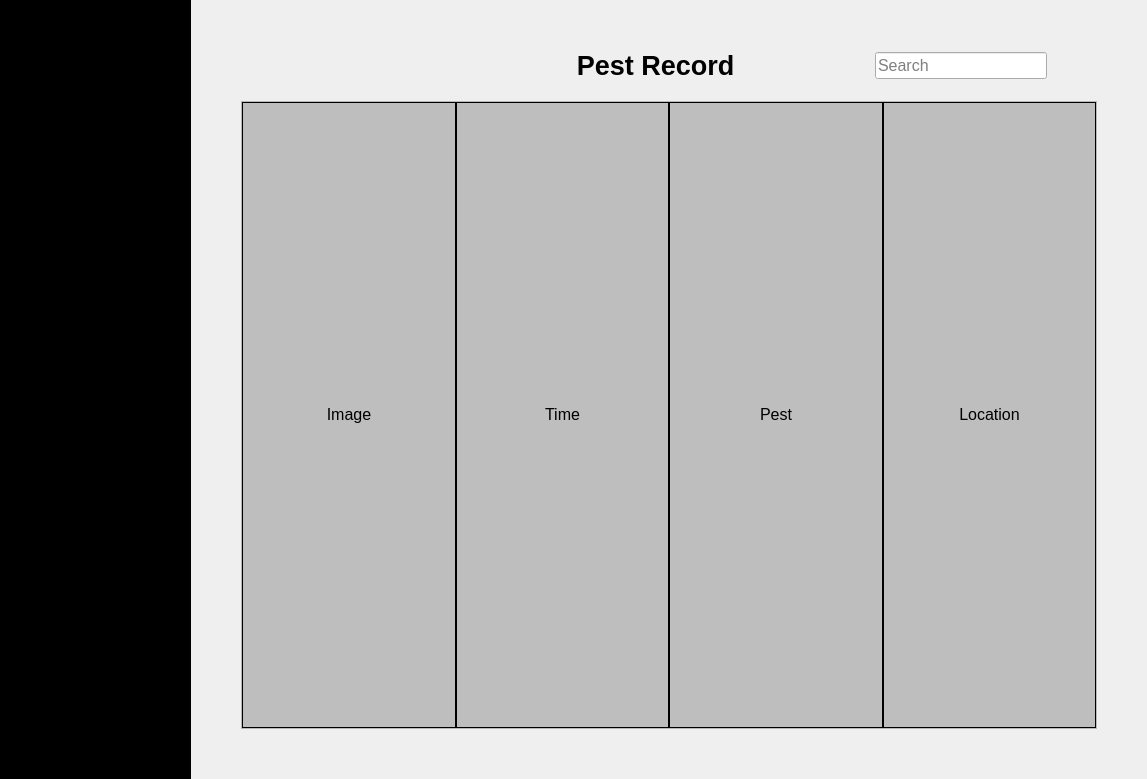
The window that gui/src/Record.ui (WEI22/ICMS) describes before a commit, drawn with Qt 5.
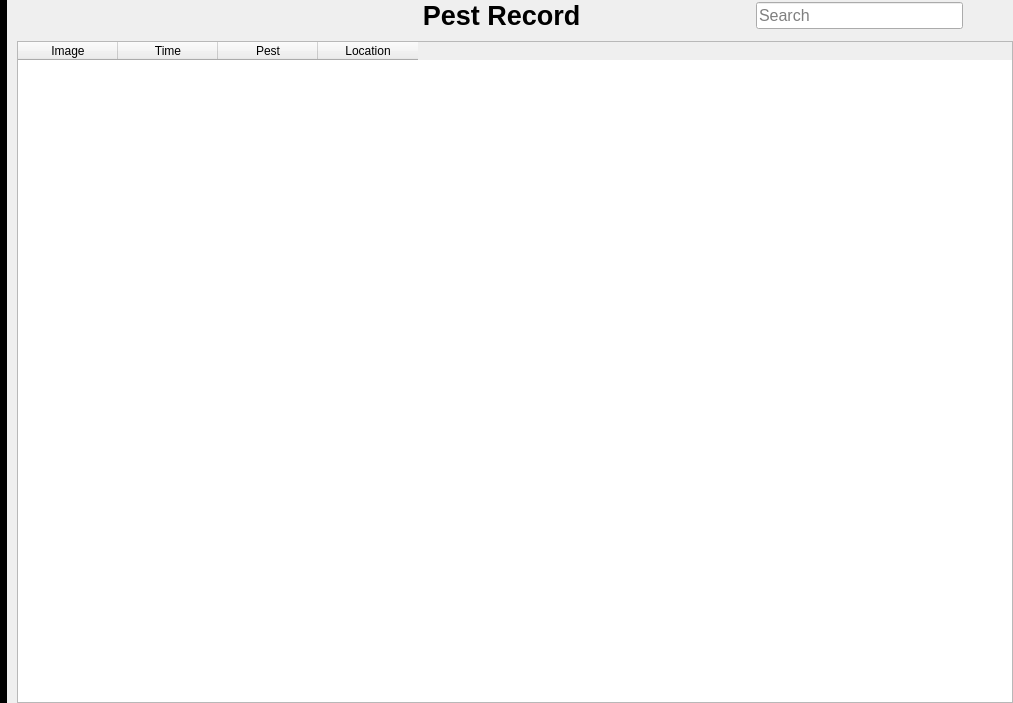
The same window after the commit. Icons and pictures are not drawn. Custom widgets are drawn as their Qt base class.

Patch:
```diff
--- a/gui/src/Record.ui
+++ b/gui/src/Record.ui
@@ -2,18 +2,12 @@
 <ui version="4.0">
  <class>Dialog</class>
  <widget class="QDialog" name="Dialog">
-  <property name="windowModality">
-   <enum>Qt::NonModal</enum>
-  </property>
-  <property name="enabled">
-   <bool>true</bool>
-  </property>
   <property name="geometry">
    <rect>
     <x>0</x>
     <y>0</y>
-    <width>1147</width>
-    <height>779</height>
+    <width>1013</width>
+    <height>703</height>
    </rect>
   </property>
   <property name="acceptDrops">
@@ -22,9 +16,9 @@
   <property name="windowTitle">
    <string>Login</string>
   </property>
-  <layout class="QHBoxLayout" name="horizontalLayout" stretch="1,5">
+  <layout class="QHBoxLayout" name="horizontalLayout">
    <property name="spacing">
-    <number>0</number>
+    <number>10</number>
    </property>
    <property name="leftMargin">
     <number>0</number>
@@ -66,7 +60,7 @@
       </widget>
      </item>
      <item>
-      <widget class="QWidget" name="widget" native="true">
+      <widget class="QWidget" name="widget_2" native="true">
        <property name="styleSheet">
         <string notr="true">background-color: rgb(0, 0, 0);</string>
        </property>
@@ -158,7 +152,7 @@
       </widget>
      </item>
      <item>
-      <widget class="QWidget" name="widget_2" native="true">
+      <widget class="QWidget" name="widget_3" native="true">
        <property name="styleSheet">
         <string notr="true">background-color: rgb(0, 0, 0);
 </string>
@@ -168,22 +162,7 @@
     </layout>
    </item>
    <item>
-    <layout class="QVBoxLayout" name="record_all" stretch="1,10">
-     <property name="spacing">
-      <number>20</number>
-     </property>
-     <property name="leftMargin">
-      <number>50</number>
-     </property>
-     <property name="topMargin">
-      <number>50</number>
-     </property>
-     <property name="rightMargin">
-      <number>50</number>
-     </property>
-     <property name="bottomMargin">
-      <number>50</number>
-     </property>
+    <layout class="QVBoxLayout" name="verticalLayout">
      <item>
       <layout class="QHBoxLayout" name="record_top" stretch="1,2,0,1">
        <property name="spacing">
@@ -244,139 +223,27 @@
       </layout>
      </item>
      <item>
-      <widget class="QScrollArea" name="record_table">
-       <property name="widgetResizable">
-        <bool>true</bool>
-       </property>
-       <property name="alignment">
-        <set>Qt::AlignCenter</set>
-       </property>
-       <widget class="QWidget" name="scrollAreaWidgetContents">
-        <property name="geometry">
-         <rect>
-          <x>0</x>
-          <y>0</y>
-          <width>843</width>
-          <height>597</height>
-         </rect>
+      <widget class="QTableWidget" name="tableWidget">
+       <column>
+        <property name="text">
+         <string>Image</string>
         </property>
-        <layout class="QVBoxLayout" name="verticalLayout">
-         <property name="spacing">
-          <number>0</number>
-         </property>
-         <property name="leftMargin">
-          <number>0</number>
-         </property>
-         <property name="topMargin">
-          <number>0</number>
-         </property>
-         <property name="rightMargin">
-          <number>0</number>
-         </property>
-         <property name="bottomMargin">
-          <number>0</number>
-         </property>
-         <item>
-          <layout class="QVBoxLayout" name="record_table_vertical">
-           <property name="spacing">
-            <number>0</number>
-           </property>
-           <item>
-            <layout class="QHBoxLayout" name="record_table_top" stretch="0,0,0,0">
-             <property name="spacing">
-              <number>0</number>
-             </property>
-             <item>
-              <widget class="QLabel" name="record_table_img">
-               <property name="font">
-                <font>
-                 <pointsize>12</pointsize>
-                 <weight>75</weight>
-                 <bold>true</bold>
-                </font>
-               </property>
-               <property name="styleSheet">
-                <string notr="true">background-color: rgb(190, 190, 190);
-border-color: rgb(0, 0, 0);
-border: 0.5px solid black</string>
-               </property>
-               <property name="text">
-                <string>&lt;html&gt;&lt;head/&gt;&lt;body&gt;&lt;p&gt;&lt;span style=&quot; font-weight:400;&quot;&gt;Image&lt;/span&gt;&lt;/p&gt;&lt;/body&gt;&lt;/html&gt;</string>
-               </property>
-               <property name="alignment">
-                <set>Qt::AlignCenter</set>
-               </property>
-              </widget>
-             </item>
-             <item>
-              <widget class="QLabel" name="record_table_time">
-               <property name="font">
-                <font>
-                 <pointsize>12</pointsize>
-                 <weight>75</weight>
-                 <bold>true</bold>
-                </font>
-               </property>
-               <property name="styleSheet">
-                <string notr="true">background-color: rgb(190, 190, 190);
-border: 0.5px solid black</string>
-               </property>
-               <property name="text">
-                <string>&lt;html&gt;&lt;head/&gt;&lt;body&gt;&lt;p align=&quot;center&quot;&gt;&lt;span style=&quot; font-weight:400;&quot;&gt;Time&lt;/span&gt;&lt;/p&gt;&lt;/body&gt;&lt;/html&gt;</string>
-               </property>
-               <property name="alignment">
-                <set>Qt::AlignCenter</set>
-               </property>
-              </widget>
-             </item>
-             <item>
-              <widget class="QLabel" name="record_table_pest">
-               <property name="font">
-                <font>
-                 <pointsize>12</pointsize>
-                 <weight>75</weight>
-                 <bold>true</bold>
-                </font>
-               </property>
-               <property name="styleSheet">
-                <string notr="true">background-color: rgb(190, 190, 190);
-border: 0.5px solid black</string>
-               </property>
-               <property name="text">
-                <string>&lt;html&gt;&lt;head/&gt;&lt;body&gt;&lt;p&gt;&lt;span style=&quot; font-weight:400;&quot;&gt;Pest&lt;/span&gt;&lt;/p&gt;&lt;/body&gt;&lt;/html&gt;</string>
-               </property>
-               <property name="alignment">
-                <set>Qt::AlignCenter</set>
-               </property>
-              </widget>
-             </item>
-             <item>
-              <widget class="QLabel" name="record_table_loc">
-               <property name="font">
-                <font>
-                 <pointsize>12</pointsize>
-                 <weight>75</weight>
-                 <bold>true</bold>
-                </font>
-               </property>
-               <property name="styleSheet">
-                <string notr="true">background-color: rgb(190, 190, 190);
-border: 0.5px solid black</string>
-               </property>
-               <property name="text">
-                <string>&lt;html&gt;&lt;head/&gt;&lt;body&gt;&lt;p&gt;&lt;span style=&quot; font-weight:400;&quot;&gt;Location&lt;/span&gt;&lt;/p&gt;&lt;/body&gt;&lt;/html&gt;</string>
-               </property>
-               <property name="alignment">
-                <set>Qt::AlignCenter</set>
-               </property>
-              </widget>
-             </item>
-            </layout>
-           </item>
-          </layout>
-         </item>
-        </layout>
-       </widget>
+       </column>
+       <column>
+        <property name="text">
+         <string>Time</string>
+        </property>
+       </column>
+       <column>
+        <property name="text">
+         <string>Pest</string>
+        </property>
+       </column>
+       <column>
+        <property name="text">
+         <string>Location</string>
+        </property>
+       </column>
       </widget>
      </item>
     </layout>
```
Left out of the diff: 9 changed lines with no effect on the pictures.
